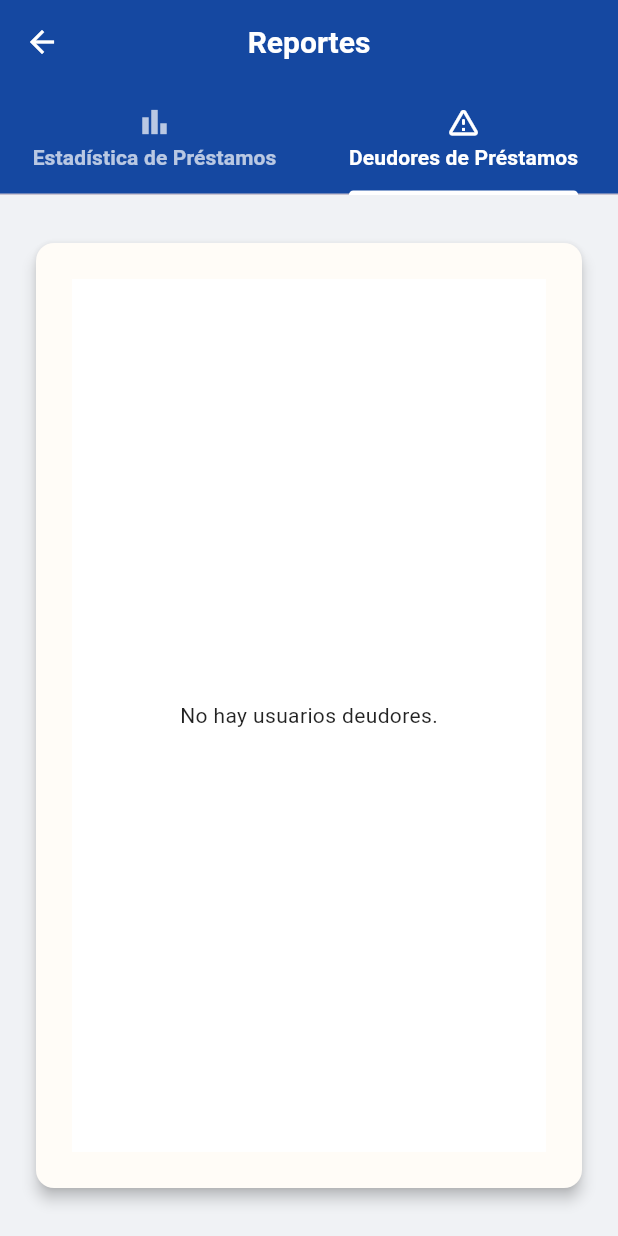
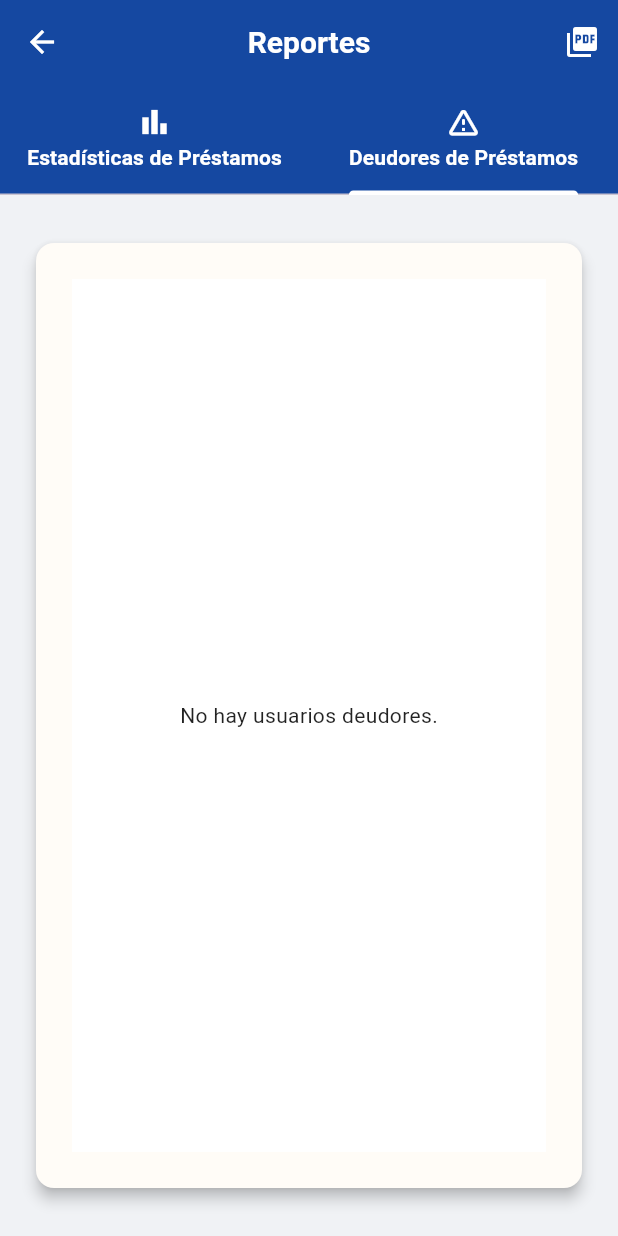
Before and after one commit to Cesar117-V/BibliotecaApp, a Flutter app: the ReportesTab screen opened directly, tab 2 chosen, on a phone screen of 412 x 824 dp. Run offline on Flutter 3.47's test engine with Material 3 defaults, Android fonts, the phone set to English and light mode, and no system bars; our stand-ins replace fl_chart, image_picker, pdf, printing, sqflite, sqflite_common_ffi and 1 more; accounts and stored records are empty.

Commit message:
Actualizacion Reportes y Login

```diff
--- a/lib/vistas/deudores.dart
+++ b/lib/vistas/deudores.dart
@@ -5,16 +5,42 @@ class Deudores extends StatefulWidget {
   const Deudores({super.key});
 
   @override
-  State<Deudores> createState() => _DeudoresState();
+  // Cambia aquí: Quita el guion bajo
+  State<Deudores> createState() => DeudoresState();
 }
 
-class _DeudoresState extends State<Deudores> {
-  late Future<List<Map<String, dynamic>>> _futureDeudores;
+// Cambia aquí: Quita el guion bajo
+class DeudoresState extends State<Deudores> {
+  List<Map<String, dynamic>> _deudores = [];
+  bool _isLoading = true;
+  String? _error;
+
+  // Getter público para que ReportesTab pueda acceder a la lista
+  List<Map<String, dynamic>> get deudores => _deudores;
 
   @override
   void initState() {
     super.initState();
-    _futureDeudores = Dao.obtenerDeudores();
+    _cargarDeudores();
+  }
+
+  Future<void> _cargarDeudores() async {
+    setState(() {
+      _isLoading = true;
+      _error = null;
+    });
+    try {
+      final deudoresCargados = await Dao.obtenerDeudores();
+      setState(() {
+        _deudores = deudoresCargados;
+        _isLoading = false;
+      });
+    } catch (e) {
+      setState(() {
+        _error = e.toString();
+        _isLoading = false;
+      });
+    }
   }
 
   @override
@@ -25,28 +51,19 @@ class _DeudoresState extends State<Deudores> {
       body: SafeArea(
         child: Padding(
           padding: const EdgeInsets.all(12.0),
-          child: FutureBuilder<List<Map<String, dynamic>>>(
-            future: _futureDeudores,
-            builder: (context, snapshot) {
-              if (snapshot.connectionState == ConnectionState.waiting) {
-                return const Center(child: CircularProgressIndicator());
-              }
-              if (snapshot.hasError) {
-                return Center(child: Text('Error: ${snapshot.error}'));
-              }
-
-              final deudores = snapshot.data ?? [];
-
-              if (deudores.isEmpty) {
-                return const Center(child: Text('No hay usuarios deudores.'));
-              }
-
-              return LayoutBuilder(
+          child: _isLoading
+              ? const Center(child: CircularProgressIndicator())
+              : _error != null
+                  ? Center(child: Text('Error: $_error'))
+                  : _deudores.isEmpty
+                      ? const Center(child: Text('No hay usuarios deudores.'))
+                      : LayoutBuilder(
                           builder: (context, constraints) {
                             return SingleChildScrollView(
                               scrollDirection: Axis.horizontal,
                               child: ConstrainedBox(
-                      constraints: BoxConstraints(minWidth: constraints.maxWidth),
+                                constraints: BoxConstraints(
+                                    minWidth: constraints.maxWidth),
                                 child: DataTable(
                                   columnSpacing: screenWidth * 0.05,
                                   columns: const [
@@ -54,17 +71,16 @@ class _DeudoresState extends State<Deudores> {
                                     DataColumn(label: Text('Nombre')),
                                     DataColumn(label: Text('Carrera')),
                                   ],
-                        rows: deudores.map((d) {
+                                  rows: _deudores.map((d) {
                                     return DataRow(cells: [
                                       DataCell(Text(d['matricula'] ?? '')),
-                            DataCell(Text(d['nombre_solicitante'] ?? '')),
+                                      DataCell(
+                                          Text(d['nombre_solicitante'] ?? '')),
                                       DataCell(Text(d['carrera'] ?? '')),
                                     ]);
                                   }).toList(),
                                 ),
                               ),
-                  );
-                },
                             );
                           },
                         ),
--- a/lib/vistas/reportes_tab.dart
+++ b/lib/vistas/reportes_tab.dart
@@ -1,6 +1,10 @@
+import 'dart:typed_data';
 import 'package:flutter/material.dart';
+import 'package:pdf/pdf.dart';
 import 'estadistica_prestamos.dart';
 import 'deudores.dart';
+import 'package:biblioteca_app/services/pdf_report_service.dart';
+import 'package:printing/printing.dart';
 
 class ReportesTab extends StatefulWidget {
   const ReportesTab({super.key});
@@ -10,14 +14,35 @@ class ReportesTab extends StatefulWidget {
 }
 
 class _ReportesTabState extends State<ReportesTab> {
+  final GlobalKey<EstadisticaPrestamosState> _estadisticaKey = GlobalKey();
+  final GlobalKey<DeudoresState> _deudoresKey = GlobalKey();
+
   @override
   Widget build(BuildContext context) {
     return DefaultTabController(
       length: 2,
-      child: Scaffold(
+      child: Builder(
+        builder: (context) {
+          final TabController tabController = DefaultTabController.of(context);
+
+          return Scaffold(
             appBar: AppBar(
               backgroundColor: const Color(0xFF0D47A1),
               title: const Text("Reportes"),
+              actions: [
+                IconButton(
+                  icon: const Icon(Icons.picture_as_pdf, color: Colors.white),
+                  tooltip: "Generar PDF del reporte actual",
+                  onPressed: () async {
+                    final int currentIndex = tabController.index;
+                    if (currentIndex == 0) {
+                      await _generateEstadisticaReport();
+                    } else if (currentIndex == 1) {
+                      await _generateDeudoresReport();
+                    }
+                  },
+                ),
+              ],
               bottom: const TabBar(
                 indicatorColor: Colors.white,
                 labelColor: Colors.white,
@@ -25,12 +50,18 @@ class _ReportesTabState extends State<ReportesTab> {
                 labelStyle: TextStyle(fontWeight: FontWeight.bold),
                 tabs: [
                   Tab(
-                text: "Estadística de Préstamos",
-                icon: Icon(Icons.bar_chart),
+                    icon: Icon(Icons.bar_chart, color: Colors.white),
+                    child: Text(
+                      "Estadísticas de Préstamos",
+                      style: TextStyle(color: Colors.white),
+                    ),
                   ),
                   Tab(
-                text: "Deudores de Préstamos",
-                icon: Icon(Icons.warning_amber_rounded),
+                    icon: Icon(Icons.warning_amber_rounded, color: Colors.white),
+                    child: Text(
+                      "Deudores de Préstamos",
+                      style: TextStyle(color: Colors.white),
+                    ),
                   ),
                 ],
               ),
@@ -46,20 +77,78 @@ class _ReportesTabState extends State<ReportesTab> {
                   shape: RoundedRectangleBorder(
                       borderRadius: BorderRadius.circular(12)),
                   color: const Color(0xFFFFFCF7),
-              margin: const EdgeInsets.symmetric(horizontal: 16, vertical: 24),
-              child: const Padding(
-                padding: EdgeInsets.all(24.0),
+                  margin:
+                      const EdgeInsets.symmetric(horizontal: 16, vertical: 24),
+                  child: Padding(
+                    padding: const EdgeInsets.all(24.0),
                     child: TabBarView(
                       children: [
-                    EstadisticaPrestamos(),
-                    Deudores(),
+                        EstadisticaPrestamos(key: _estadisticaKey),
+                        Deudores(key: _deudoresKey),
                       ],
                     ),
                   ),
                 ),
               ),
             ),
+          );
+        },
       ),
     );
   }
+
+  Future<void> _generateEstadisticaReport() async {
+    final estadisticaState = _estadisticaKey.currentState;
+    if (estadisticaState != null) {
+      final anio = estadisticaState.anio;
+      final trimestre = estadisticaState.trimestre;
+      final datos = estadisticaState.datos;
+      final carreras = estadisticaState.carreras;
+      final sexos = estadisticaState.sexos;
+
+      if (datos.isEmpty) {
+        _showSnackbar('No hay datos para generar el reporte de estadísticas.');
+        return;
       }
+
+      // Captura el gráfico como imagen PNG
+      final Uint8List? graficoPng = await estadisticaState.capturarGraficoComoImagen();
+
+      final pdfBytes = await PdfReportService.generateEstadisticasPdf(
+        anio, trimestre, datos, carreras, sexos, graficoPng
+      );
+      await Printing.layoutPdf(
+        onLayout: (PdfPageFormat format) async => pdfBytes,
+        name: 'reporte_estadisticas_prestamos.pdf',
+      );
+    } else {
+      _showSnackbar('Cargando datos de estadísticas. Intenta de nuevo.');
+    }
+  }
+
+  Future<void> _generateDeudoresReport() async {
+    final deudoresState = _deudoresKey.currentState;
+    if (deudoresState != null) {
+      final deudores = deudoresState.deudores;
+
+      if (deudores.isEmpty) {
+        _showSnackbar('No hay deudores para generar el reporte.');
+        return;
+      }
+
+      final pdfBytes = await PdfReportService.generateDeudoresPdf(deudores);
+      await Printing.layoutPdf(
+        onLayout: (PdfPageFormat format) async => pdfBytes,
+        name: 'reporte_deudores.pdf',
+      );
+    } else {
+      _showSnackbar('Cargando datos de deudores. Intenta de nuevo.');
+    }
+  }
+
+  void _showSnackbar(String message) {
+    ScaffoldMessenger.of(context).showSnackBar(
+      SnackBar(content: Text(message)),
+    );
+  }
+}
--- a/lib/vistas/temas/login.dart
+++ b/lib/vistas/temas/login.dart
@@ -43,7 +43,7 @@ class _LoginScreenState extends State<LoginScreen> {
 
     if (seleccionado == 0) {
       // Admin
-      if (email == 'anet13@outlook.es' && password == 'Viri2152') {
+      if (email == 'ci@chilpancingo.tecnm.mx' && password == 'Viri2152') {
         SesionUsuario.nombre = 'Administrador';
         SesionUsuario.tipo = 'admin';
         SesionUsuario.correo = email;
--- a/pubspec.yaml
+++ b/pubspec.yaml
@@ -19,6 +19,9 @@ dependencies:
   intl: ^0.18.1
   path_provider: ^2.1.2
   file_picker: ^8.0.0
+  pdf: ^3.10.4 # Para generar el PDF
+  printing: ^5.12.0 # Para previsualizar y compartir el PDF
+
 dev_dependencies:
   flutter_test:
     sdk: flutter
```
Also changed, not shown: lib/services/pdf_report_service.dart (added, +225 -0 lines), lib/vistas/estadistica_prestamos.dart (+57 -71 lines), pubspec.lock, 5 other files. Lines whose indentation alone changed are shown as unchanged.
